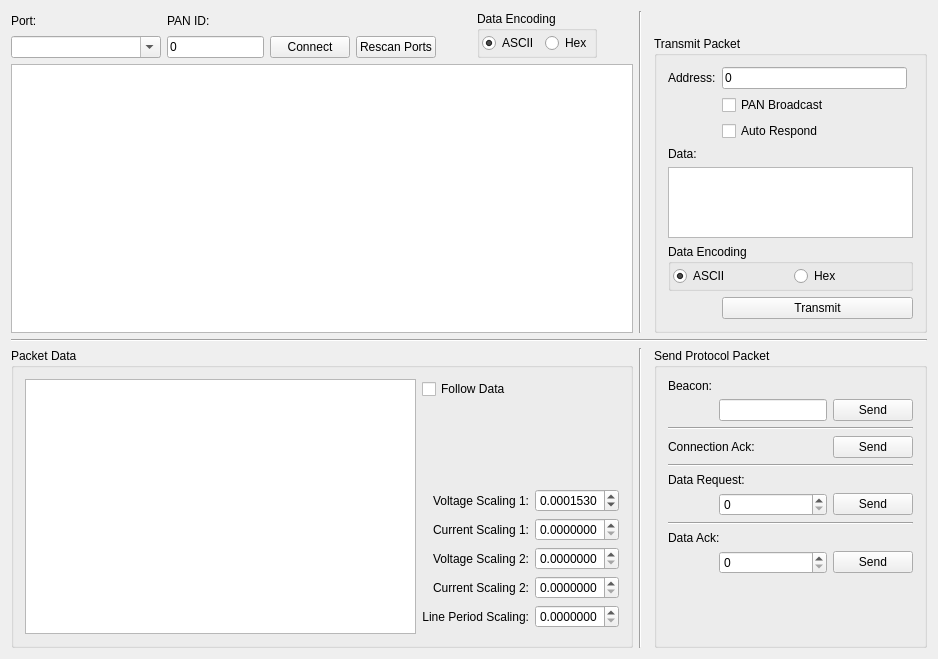
This is tools/rfPacketInterface/widget.ui in BennettRand/Dr-Wattson as Qt 5 draws it before an edit. The edited form follows.
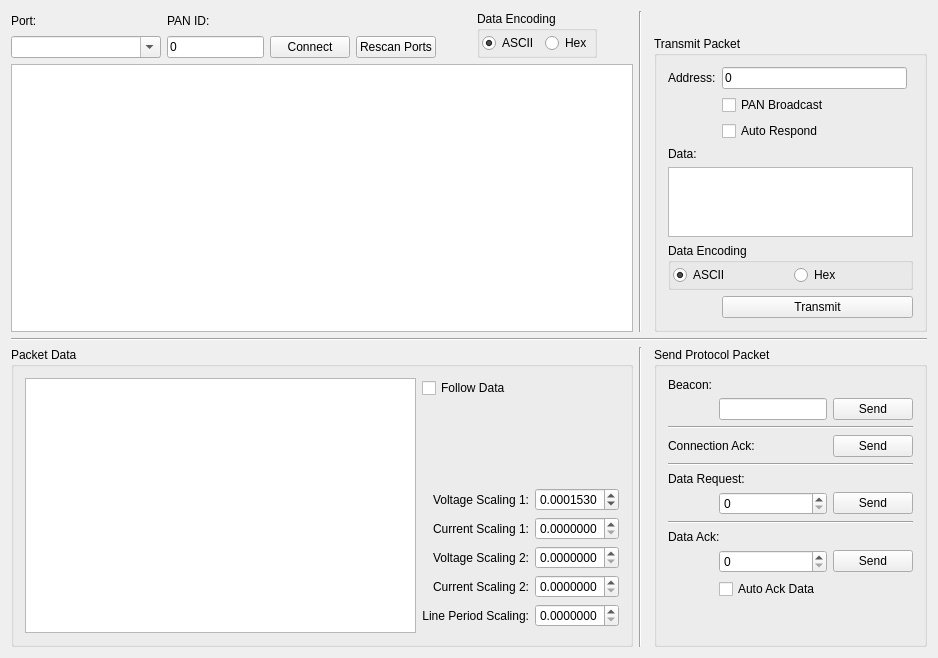
This is the edited form.

Commit message: Packet interface can now automatically acknowledge data packets.

```diff
--- a/tools/rfPacketInterface/widget.ui
+++ b/tools/rfPacketInterface/widget.ui
@@ -7,7 +7,7 @@
     <x>0</x>
     <y>0</y>
     <width>938</width>
-    <height>659</height>
+    <height>646</height>
    </rect>
   </property>
   <property name="windowTitle">
@@ -504,7 +504,7 @@
         </property>
        </spacer>
       </item>
-      <item row="10" column="1">
+      <item row="11" column="1">
        <spacer name="verticalSpacer_2">
         <property name="orientation">
          <enum>Qt::Vertical</enum>
@@ -593,6 +593,13 @@
         </property>
        </widget>
       </item>
+      <item row="10" column="1" colspan="2">
+       <widget class="QCheckBox" name="autoAckDataCheckbox">
+        <property name="text">
+         <string>Auto Ack Data</string>
+        </property>
+       </widget>
+      </item>
      </layout>
     </widget>
    </item>
```
Left out of the diff: 34 changed lines with no effect on the pictures. The commit also changes 1 other file.
